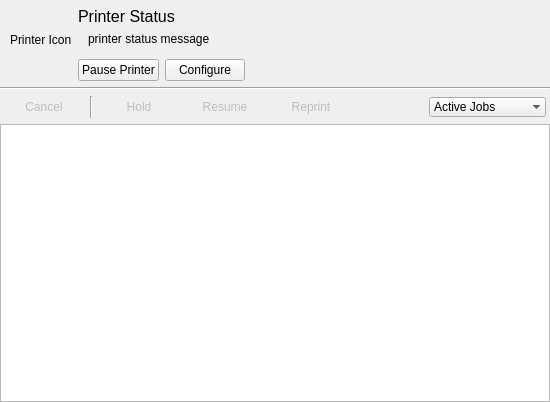
First picture: the form in printqueue/PrintQueueUi.ui, repository KDE/print-manager, before the edit.
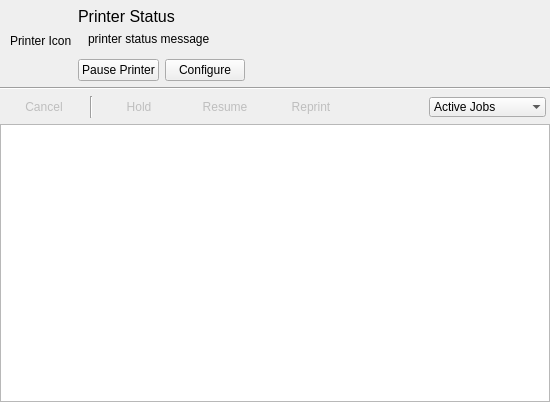
Second picture: the form after the edit. Custom widgets are drawn as their Qt base class.

```diff
--- a/printqueue/PrintQueueUi.ui
+++ b/printqueue/PrintQueueUi.ui
@@ -40,7 +40,7 @@
      <item row="0" column="0" rowspan="5">
       <widget class="QLabel" name="iconL">
        <property name="sizePolicy">
-        <sizepolicy hsizetype="Maximum" vsizetype="Maximum">
+        <sizepolicy hsizetype="Fixed" vsizetype="Preferred">
          <horstretch>0</horstretch>
          <verstretch>0</verstretch>
         </sizepolicy>
```
